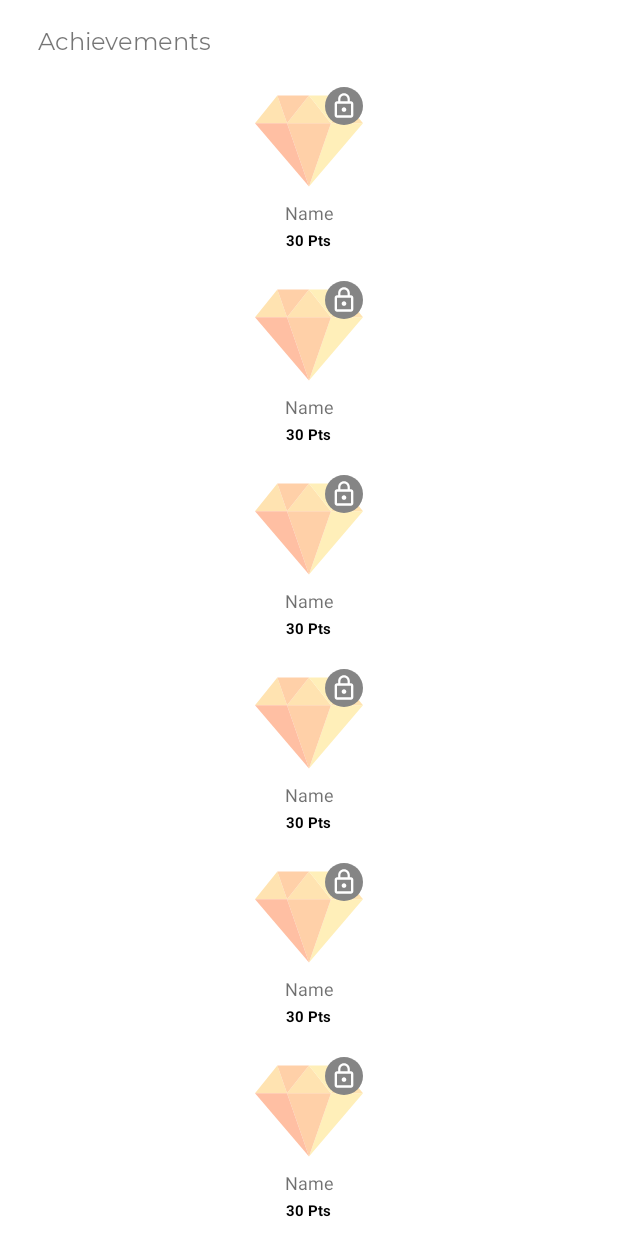
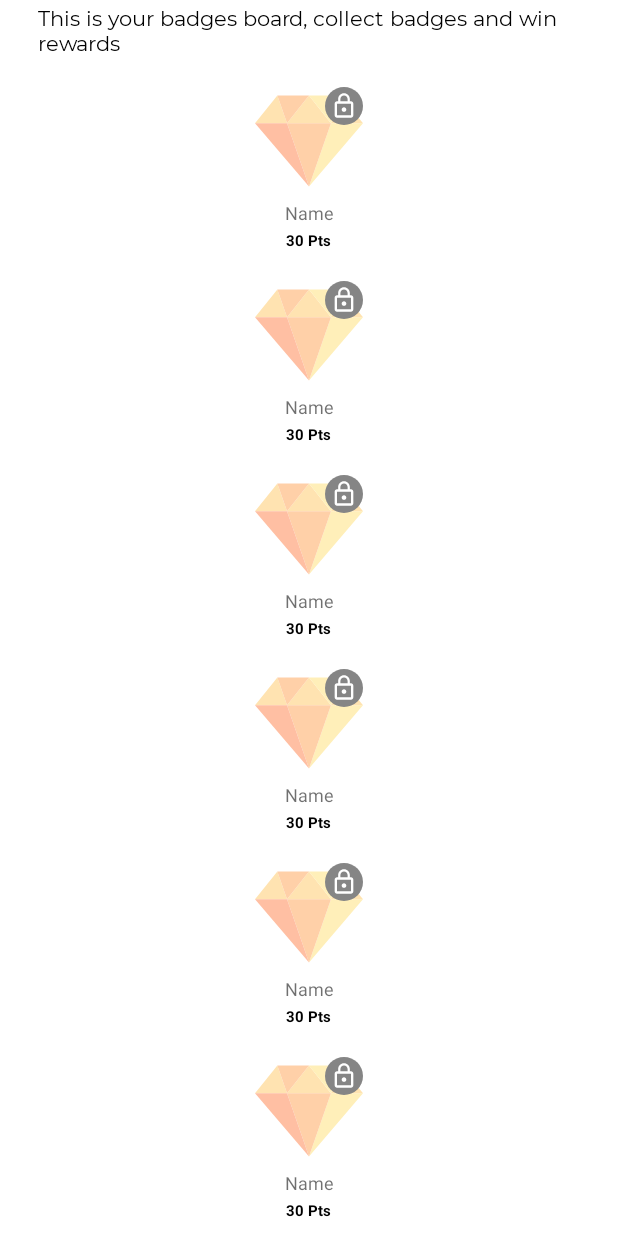
Before and after one commit to gameballers/gameball-android, an Android app: the layout gb_fragment_profile.xml on its own in the app's theme, with its tools: preview values and no code run, on a phone screen of 412 x 824 dp. Run offline under Robolectric (Android 15) with nearby library versions, the phone set to English and light mode, and no system bars; network calls fail.

Commit message:
handle game IsActive and repeat scenarios, change achievements to badges, add badge and missions description

```diff
--- a/gameballsdk/src/main/java/com/gameball/androidx/views/challengeDetails/ChallengeDetailsActivity.java
+++ b/gameballsdk/src/main/java/com/gameball/androidx/views/challengeDetails/ChallengeDetailsActivity.java
@@ -4,7 +4,6 @@ import android.graphics.Color;
 import android.graphics.PorterDuff;
 import android.graphics.drawable.LayerDrawable;
 import android.os.Bundle;
-import androidx.appcompat.app.AppCompatActivity;
 import android.view.View;
 import android.view.animation.Animation;
 import android.view.animation.AnimationUtils;
@@ -14,6 +13,8 @@ import android.widget.LinearLayout;
 import android.widget.ProgressBar;
 import android.widget.RelativeLayout;
 import android.widget.TextView;
+
+import androidx.appcompat.app.AppCompatActivity;
 
 import com.gameball.androidx.R;
 import com.gameball.androidx.local.SharedPreferencesUtils;
@@ -304,7 +305,7 @@ public class ChallengeDetailsActivity extends AppCompatActivity implements View.
     private boolean isHideProgressLayout()
     {
         int behaviorTypeId = game.getBehaviorTypeId();
-        return behaviorTypeId == BIRTHDAY || behaviorTypeId == JOIN_ANNIVERSARY
+        return !game.isActive() || behaviorTypeId == BIRTHDAY || behaviorTypeId == JOIN_ANNIVERSARY
                 || behaviorTypeId == UPON_LOGIN || (game.isReferral() && game.isAchieved())
                 || (!game.isRepeatable() && game.isAchieved());
     }
--- a/gameballsdk/src/main/res/layout/gb_fragment_achievements.xml
+++ b/gameballsdk/src/main/res/layout/gb_fragment_achievements.xml
@@ -11,7 +11,7 @@
         android:layout_marginStart="30dp"
         android:layout_marginLeft="30dp"
         android:layout_marginTop="30dp"
-        android:text="@string/achievements"
+        android:text="@string/badges"
         android:textSize="16sp"
         android:fontFamily="@font/gb_montserrat_regular"/>
 
--- a/gameballsdk/src/main/res/layout/gb_fragment_profile.xml
+++ b/gameballsdk/src/main/res/layout/gb_fragment_profile.xml
@@ -20,15 +20,29 @@
             android:layout_marginStart="25dp"
             android:layout_marginLeft="25dp"
             android:layout_marginTop="20dp"
-            android:text="@string/achievements"
+            android:text="@string/badges"
             android:textSize="16sp"
             android:fontFamily="@font/gb_montserrat_regular"/>
+
+        <TextView
+            android:id="@+id/gb_badges_description"
+            android:layout_width="match_parent"
+            android:layout_height="wrap_content"
+            android:layout_below="@id/gb_achievements_title"
+            android:layout_alignStart="@id/gb_achievements_recyclerView"
+            android:layout_alignEnd="@id/gb_achievements_recyclerView"
+            android:layout_marginTop="12dp"
+            android:text="@string/badges_description"
+            android:textSize="14sp"
+            android:fontFamily="@font/gb_montserrat_regular"
+            android:textColor="@android:color/black"
+            />
 
         <androidx.recyclerview.widget.RecyclerView
             android:id="@+id/gb_achievements_recyclerView"
             android:layout_width="match_parent"
             android:layout_height="wrap_content"
-            android:layout_below="@id/gb_achievements_title"
+            android:layout_below="@id/gb_badges_description"
             android:layout_marginStart="25dp"
             android:layout_marginEnd="25dp"
             android:layout_marginTop="10dp"
@@ -49,13 +63,26 @@
             android:textSize="16sp"
             android:fontFamily="@font/gb_montserrat_regular"/>
 
+        <TextView
+            android:id="@+id/gb_missions_description"
+            android:layout_width="match_parent"
+            android:layout_height="wrap_content"
+            android:layout_below="@id/gb_missions_title"
+            android:layout_alignStart="@id/gb_missions_recyclerView"
+            android:layout_alignEnd="@id/gb_missions_recyclerView"
+            android:layout_marginTop="12dp"
+            android:text="@string/missions_description"
+            android:fontFamily="@font/gb_montserrat_regular"
+            android:textSize="14sp"
+            android:textColor="@android:color/black"/>
+
         <androidx.recyclerview.widget.RecyclerView
             android:id="@+id/gb_missions_recyclerView"
             android:layout_width="match_parent"
             android:layout_height="wrap_content"
             android:layout_marginStart="25dp"
             android:layout_marginEnd="25dp"
-            android:layout_below="@id/gb_missions_title"
+            android:layout_below="@id/gb_missions_description"
             tools:itemCount="3"
             tools:layoutManager="androidx.recyclerview.widget.LinearLayoutManager"
             tools:listitem="@layout/gb_mission_item_layout"
--- a/gameballsdk/src/main/res/values/strings.xml
+++ b/gameballsdk/src/main/res/values/strings.xml
@@ -1,7 +1,7 @@
 <resources>
     <string name="app_name">GameBallSdk</string>
     <string name="default_notification_channel_id">GAME_BALL_CHANNEL_ID</string>
-    <string name="achievements">Achievements</string>
+    <string name="badges">Badges</string>
     <string name="leaderboard">Leaderboard</string>
     <string name="frubies">frubies</string>
     <string name="you_are_on_level">You are on level</string>
@@ -29,4 +29,6 @@
     <string name="percentage">%d%%</string>
     <string name="count_challenges">%d Challenges</string>
     <string name="mission_challenge_achieved_count">%dx</string>
+    <string name="badges_description">This is your badges board, collect badges and win rewards</string>
+    <string name="missions_description">Complete the below missions and win their rewards</string>
 </resources>
```
Also changed, not shown: gameballsdk/src/main/java/com/gameball/androidx/model/response/Game.java (+19 -1 lines), 1 other file.
